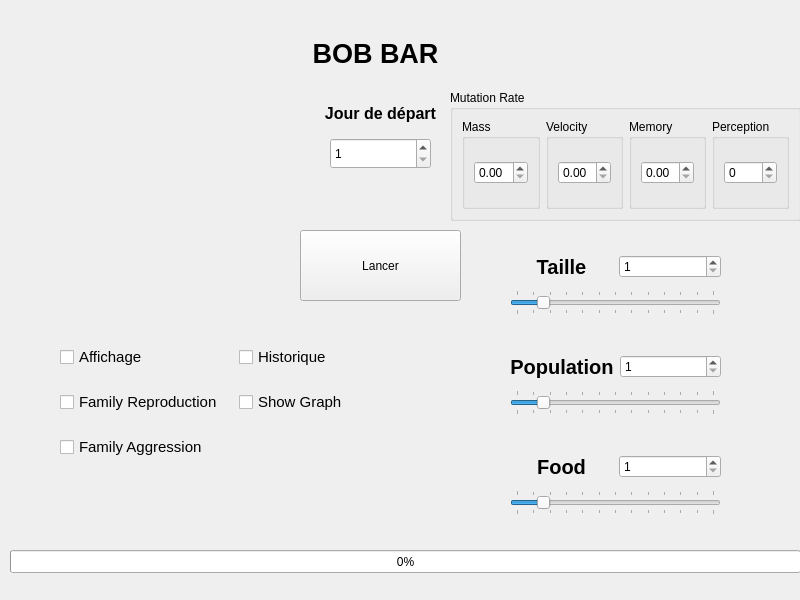
Above: view/Mainwindow.ui from yetanotherf0rked/3a_bobbar before the change. Below: the same form after it.
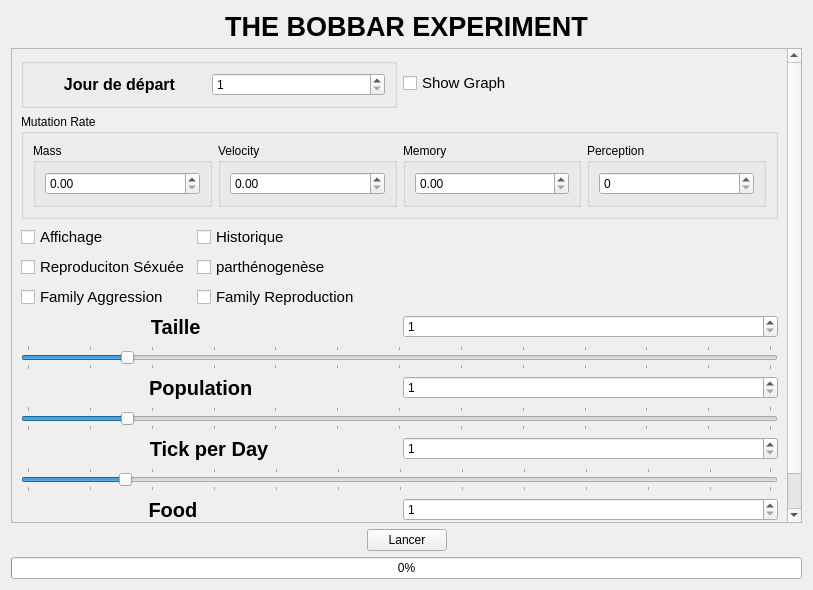
That is the form after the change.

```diff
--- a/view/Mainwindow.ui
+++ b/view/Mainwindow.ui
@@ -6,482 +6,635 @@
    <rect>
     <x>0</x>
     <y>0</y>
-    <width>800</width>
-    <height>600</height>
+    <width>813</width>
+    <height>590</height>
    </rect>
   </property>
   <property name="windowTitle">
    <string>Form</string>
   </property>
-  <widget class="QLabel" name="label_2">
-   <property name="geometry">
-    <rect>
-     <x>300</x>
-     <y>88</y>
-     <width>161</width>
-     <height>51</height>
-    </rect>
-   </property>
-   <property name="font">
-    <font>
-     <pointsize>12</pointsize>
-     <weight>75</weight>
-     <bold>true</bold>
-    </font>
-   </property>
-   <property name="text">
-    <string>Jour de départ</string>
-   </property>
-   <property name="alignment">
-    <set>Qt::AlignCenter</set>
-   </property>
-  </widget>
-  <widget class="QProgressBar" name="progressBar">
-   <property name="geometry">
-    <rect>
-     <x>10</x>
-     <y>550</y>
-     <width>791</width>
-     <height>23</height>
-    </rect>
-   </property>
-   <property name="value">
-    <number>0</number>
-   </property>
-  </widget>
-  <widget class="QPushButton" name="pushButton">
-   <property name="geometry">
-    <rect>
-     <x>300</x>
-     <y>230</y>
-     <width>161</width>
-     <height>71</height>
-    </rect>
-   </property>
-   <property name="text">
-    <string>Lancer</string>
-   </property>
-  </widget>
-  <widget class="QLabel" name="label">
-   <property name="geometry">
-    <rect>
-     <x>280</x>
-     <y>28</y>
-     <width>191</width>
-     <height>51</height>
-    </rect>
-   </property>
-   <property name="font">
-    <font>
-     <pointsize>20</pointsize>
-     <weight>75</weight>
-     <bold>true</bold>
-    </font>
-   </property>
-   <property name="text">
-    <string>BOB BAR</string>
-   </property>
-   <property name="alignment">
-    <set>Qt::AlignCenter</set>
-   </property>
-  </widget>
-  <widget class="QSpinBox" name="Day_Box">
-   <property name="geometry">
-    <rect>
-     <x>330</x>
-     <y>138</y>
-     <width>101</width>
-     <height>31</height>
-    </rect>
-   </property>
-   <property name="minimum">
-    <number>1</number>
-   </property>
-   <property name="maximum">
-    <number>100000</number>
-   </property>
-  </widget>
-  <widget class="QWidget" name="layoutWidget">
-   <property name="geometry">
-    <rect>
-     <x>60</x>
-     <y>330</y>
-     <width>351</width>
-     <height>146</height>
-    </rect>
-   </property>
-   <layout class="QGridLayout" name="gridLayout">
-    <item row="0" column="0">
-     <widget class="QCheckBox" name="affichage">
-      <property name="font">
-       <font>
-        <pointsize>11</pointsize>
-       </font>
-      </property>
-      <property name="text">
-       <string>Affichage</string>
-      </property>
-      <property name="checked">
-       <bool>false</bool>
-      </property>
-     </widget>
-    </item>
-    <item row="1" column="0">
-     <widget class="QCheckBox" name="family_Reproduction">
-      <property name="font">
-       <font>
-        <pointsize>11</pointsize>
-       </font>
-      </property>
-      <property name="text">
-       <string>Family Reproduction</string>
-      </property>
-      <property name="checked">
-       <bool>false</bool>
-      </property>
-     </widget>
-    </item>
-    <item row="2" column="0">
-     <widget class="QCheckBox" name="family_Agression">
-      <property name="font">
-       <font>
-        <pointsize>11</pointsize>
-       </font>
-      </property>
-      <property name="text">
-       <string>Family Aggression</string>
-      </property>
-      <property name="checked">
-       <bool>false</bool>
-      </property>
-     </widget>
-    </item>
-    <item row="0" column="1">
-     <widget class="QCheckBox" name="historique">
-      <property name="font">
-       <font>
-        <pointsize>11</pointsize>
-       </font>
-      </property>
-      <property name="text">
-       <string>Historique</string>
-      </property>
-      <property name="checked">
-       <bool>false</bool>
-      </property>
-     </widget>
-    </item>
-    <item row="1" column="1">
-     <widget class="QCheckBox" name="show_grpah">
-      <property name="font">
-       <font>
-        <pointsize>11</pointsize>
-       </font>
-      </property>
-      <property name="text">
-       <string>Show Graph</string>
-      </property>
-      <property name="checked">
-       <bool>false</bool>
-      </property>
-     </widget>
-    </item>
-   </layout>
-  </widget>
-  <widget class="QWidget" name="layoutWidget">
-   <property name="geometry">
-    <rect>
-     <x>510</x>
-     <y>250</y>
-     <width>211</width>
-     <height>71</height>
-    </rect>
-   </property>
-   <layout class="QVBoxLayout" name="verticalLayout">
-    <item>
-     <layout class="QGridLayout" name="gridLayout_3">
-      <item row="0" column="0">
-       <widget class="QLabel" name="label_3">
-        <property name="font">
-         <font>
-          <pointsize>15</pointsize>
-          <weight>75</weight>
-          <bold>true</bold>
-         </font>
-        </property>
-        <property name="text">
-         <string>Taille</string>
-        </property>
-        <property name="alignment">
-         <set>Qt::AlignCenter</set>
-        </property>
-       </widget>
-      </item>
-      <item row="0" column="1">
-       <widget class="QSpinBox" name="TAILLE">
-        <property name="minimum">
-         <number>1</number>
-        </property>
-        <property name="maximum">
-         <number>100000</number>
-        </property>
-       </widget>
-      </item>
-     </layout>
-    </item>
-    <item>
-     <widget class="QSlider" name="horizontalSlider">
-      <property name="focusPolicy">
-       <enum>Qt::StrongFocus</enum>
-      </property>
-      <property name="contextMenuPolicy">
-       <enum>Qt::DefaultContextMenu</enum>
-      </property>
-      <property name="maximum">
-       <number>300</number>
-      </property>
-      <property name="pageStep">
-       <number>1</number>
-      </property>
-      <property name="value">
-       <number>40</number>
-      </property>
-      <property name="orientation">
-       <enum>Qt::Horizontal</enum>
-      </property>
-      <property name="invertedAppearance">
-       <bool>false</bool>
-      </property>
-      <property name="invertedControls">
-       <bool>false</bool>
-      </property>
-      <property name="tickPosition">
-       <enum>QSlider::TicksBothSides</enum>
-      </property>
-      <property name="tickInterval">
-       <number>25</number>
-      </property>
-     </widget>
-    </item>
-   </layout>
-  </widget>
-  <widget class="QWidget" name="layoutWidget_2">
-   <property name="geometry">
-    <rect>
-     <x>510</x>
-     <y>350</y>
-     <width>211</width>
-     <height>71</height>
-    </rect>
-   </property>
-   <layout class="QVBoxLayout" name="verticalLayout_2">
-    <item>
-     <layout class="QGridLayout" name="gridLayout_4">
-      <item row="0" column="0">
-       <widget class="QLabel" name="label_4">
-        <property name="font">
-         <font>
-          <pointsize>15</pointsize>
-          <weight>75</weight>
-          <bold>true</bold>
-         </font>
-        </property>
-        <property name="text">
-         <string>Population</string>
-        </property>
-        <property name="alignment">
-         <set>Qt::AlignCenter</set>
-        </property>
-       </widget>
-      </item>
-      <item row="0" column="1">
-       <widget class="QSpinBox" name="NB_POP">
-        <property name="minimum">
-         <number>1</number>
-        </property>
-        <property name="maximum">
-         <number>100000</number>
-        </property>
-       </widget>
-      </item>
-     </layout>
-    </item>
-    <item>
-     <widget class="QSlider" name="horizontalSlider_2">
-      <property name="focusPolicy">
-       <enum>Qt::StrongFocus</enum>
-      </property>
-      <property name="contextMenuPolicy">
-       <enum>Qt::DefaultContextMenu</enum>
-      </property>
-      <property name="maximum">
-       <number>300</number>
-      </property>
-      <property name="pageStep">
-       <number>1</number>
-      </property>
-      <property name="value">
-       <number>40</number>
-      </property>
-      <property name="orientation">
-       <enum>Qt::Horizontal</enum>
-      </property>
-      <property name="invertedAppearance">
-       <bool>false</bool>
-      </property>
-      <property name="invertedControls">
-       <bool>false</bool>
-      </property>
-      <property name="tickPosition">
-       <enum>QSlider::TicksBothSides</enum>
-      </property>
-      <property name="tickInterval">
-       <number>25</number>
-      </property>
-     </widget>
-    </item>
-   </layout>
-  </widget>
-  <widget class="QWidget" name="layoutWidget_3">
-   <property name="geometry">
-    <rect>
-     <x>510</x>
-     <y>450</y>
-     <width>211</width>
-     <height>71</height>
-    </rect>
-   </property>
-   <layout class="QVBoxLayout" name="verticalLayout_3">
-    <item>
-     <layout class="QGridLayout" name="gridLayout_5">
-      <item row="0" column="0">
-       <widget class="QLabel" name="label_5">
-        <property name="font">
-         <font>
-          <pointsize>15</pointsize>
-          <weight>75</weight>
-          <bold>true</bold>
-         </font>
-        </property>
-        <property name="text">
-         <string>Food</string>
-        </property>
-        <property name="alignment">
-         <set>Qt::AlignCenter</set>
-        </property>
-       </widget>
-      </item>
-      <item row="0" column="1">
-       <widget class="QSpinBox" name="NB_FOOD">
-        <property name="minimum">
-         <number>1</number>
-        </property>
-        <property name="maximum">
-         <number>100000</number>
-        </property>
-       </widget>
-      </item>
-     </layout>
-    </item>
-    <item>
-     <widget class="QSlider" name="horizontalSlider_3">
-      <property name="focusPolicy">
-       <enum>Qt::StrongFocus</enum>
-      </property>
-      <property name="contextMenuPolicy">
-       <enum>Qt::DefaultContextMenu</enum>
-      </property>
-      <property name="maximum">
-       <number>300</number>
-      </property>
-      <property name="pageStep">
-       <number>1</number>
-      </property>
-      <property name="value">
-       <number>40</number>
-      </property>
-      <property name="orientation">
-       <enum>Qt::Horizontal</enum>
-      </property>
-      <property name="invertedAppearance">
-       <bool>false</bool>
-      </property>
-      <property name="invertedControls">
-       <bool>false</bool>
-      </property>
-      <property name="tickPosition">
-       <enum>QSlider::TicksBothSides</enum>
-      </property>
-      <property name="tickInterval">
-       <number>25</number>
-      </property>
-     </widget>
-    </item>
-   </layout>
-  </widget>
-  <widget class="QGroupBox" name="groupBox">
-   <property name="geometry">
-    <rect>
-     <x>450</x>
-     <y>90</y>
-     <width>351</width>
-     <height>131</height>
-    </rect>
-   </property>
-   <property name="title">
-    <string>Mutation Rate</string>
-   </property>
-   <layout class="QHBoxLayout" name="horizontalLayout">
-    <item>
-     <widget class="QGroupBox" name="groupBox_2">
-      <property name="title">
-       <string>Mass</string>
-      </property>
-      <layout class="QVBoxLayout" name="verticalLayout_4">
+  <layout class="QVBoxLayout" name="verticalLayout_20">
+   <item>
+    <layout class="QVBoxLayout" name="verticalLayout_19">
+     <item>
+      <layout class="QVBoxLayout" name="verticalLayout_16">
        <item>
-        <widget class="QDoubleSpinBox" name="mut_mass"/>
+        <widget class="QLabel" name="label">
+         <property name="font">
+          <font>
+           <pointsize>20</pointsize>
+           <weight>75</weight>
+           <bold>true</bold>
+          </font>
+         </property>
+         <property name="text">
+          <string>THE BOBBAR EXPERIMENT</string>
+         </property>
+         <property name="alignment">
+          <set>Qt::AlignCenter</set>
+         </property>
+        </widget>
        </item>
-      </layout>
-     </widget>
-    </item>
-    <item>
-     <widget class="QGroupBox" name="groupBox_3">
-      <property name="title">
-       <string>Velocity</string>
-      </property>
-      <layout class="QVBoxLayout" name="verticalLayout_5">
        <item>
-        <widget class="QDoubleSpinBox" name="mut_velocity"/>
+        <widget class="QScrollArea" name="scrollArea">
+         <property name="widgetResizable">
+          <bool>true</bool>
+         </property>
+         <widget class="QWidget" name="scrollAreaWidgetContents">
+          <property name="geometry">
+           <rect>
+            <x>0</x>
+            <y>0</y>
+            <width>795</width>
+            <height>493</height>
+           </rect>
+          </property>
+          <layout class="QVBoxLayout" name="verticalLayout_17">
+           <item>
+            <layout class="QHBoxLayout" name="horizontalLayout_6">
+             <item>
+              <widget class="QGroupBox" name="groupBox_6">
+               <property name="title">
+                <string/>
+               </property>
+               <layout class="QHBoxLayout" name="horizontalLayout_2">
+                <item>
+                 <widget class="QLabel" name="label_2">
+                  <property name="font">
+                   <font>
+                    <pointsize>12</pointsize>
+                    <weight>75</weight>
+                    <bold>true</bold>
+                   </font>
+                  </property>
+                  <property name="text">
+                   <string>Jour de départ</string>
+                  </property>
+                  <property name="alignment">
+                   <set>Qt::AlignCenter</set>
+                  </property>
+                 </widget>
+                </item>
+                <item>
+                 <widget class="QSpinBox" name="Day_Box">
+                  <property name="minimum">
+                   <number>1</number>
+                  </property>
+                  <property name="maximum">
+                   <number>100000</number>
+                  </property>
+                 </widget>
+                </item>
+               </layout>
+              </widget>
+             </item>
+             <item>
+              <widget class="QCheckBox" name="show_grpah">
+               <property name="font">
+                <font>
+                 <pointsize>11</pointsize>
+                </font>
+               </property>
+               <property name="text">
+                <string>Show Graph</string>
+               </property>
+               <property name="checked">
+                <bool>false</bool>
+               </property>
+              </widget>
+             </item>
+            </layout>
+           </item>
+           <item>
+            <spacer name="verticalSpacer_3">
+             <property name="orientation">
+              <enum>Qt::Vertical</enum>
+             </property>
+             <property name="sizeHint" stdset="0">
+              <size>
+               <width>20</width>
+               <height>40</height>
+              </size>
+             </property>
+            </spacer>
+           </item>
+           <item>
+            <widget class="QGroupBox" name="groupBox">
+             <property name="title">
+              <string>Mutation Rate</string>
+             </property>
+             <layout class="QHBoxLayout" name="horizontalLayout">
+              <item>
+               <widget class="QGroupBox" name="groupBox_2">
+                <property name="title">
+                 <string>Mass</string>
+                </property>
+                <layout class="QVBoxLayout" name="verticalLayout_4">
+                 <item>
+                  <widget class="QDoubleSpinBox" name="mut_mass"/>
+                 </item>
+                </layout>
+               </widget>
+              </item>
+              <item>
+               <widget class="QGroupBox" name="groupBox_3">
+                <property name="title">
+                 <string>Velocity</string>
+                </property>
+                <layout class="QVBoxLayout" name="verticalLayout_5">
+                 <item>
+                  <widget class="QDoubleSpinBox" name="mut_velocity"/>
+                 </item>
+                </layout>
+               </widget>
+              </item>
+              <item>
+               <widget class="QGroupBox" name="groupBox_5">
+                <property name="title">
+                 <string>Memory</string>
+                </property>
+                <layout class="QVBoxLayout" name="verticalLayout_7">
+                 <item>
+                  <widget class="QDoubleSpinBox" name="mut_memory"/>
+                 </item>
+                </layout>
+               </widget>
+              </item>
+              <item>
+               <widget class="QGroupBox" name="groupBox_4">
+                <property name="title">
+                 <string>Perception</string>
+                </property>
+                <layout class="QVBoxLayout" name="verticalLayout_6">
+                 <item>
+                  <widget class="QSpinBox" name="mut_perception"/>
+                 </item>
+                </layout>
+               </widget>
+              </item>
+             </layout>
+            </widget>
+           </item>
+           <item>
+            <spacer name="verticalSpacer">
+             <property name="orientation">
+              <enum>Qt::Vertical</enum>
+             </property>
+             <property name="sizeHint" stdset="0">
+              <size>
+               <width>20</width>
+               <height>20</height>
+              </size>
+             </property>
+            </spacer>
+           </item>
+           <item>
+            <layout class="QFormLayout" name="formLayout_2">
+             <item row="0" column="0">
+              <widget class="QCheckBox" name="affichage">
+               <property name="font">
+                <font>
+                 <pointsize>11</pointsize>
+                </font>
+               </property>
+               <property name="text">
+                <string>Affichage</string>
+               </property>
+               <property name="checked">
+                <bool>false</bool>
+               </property>
+              </widget>
+             </item>
+             <item row="0" column="1">
+              <widget class="QCheckBox" name="historique">
+               <property name="font">
+                <font>
+                 <pointsize>11</pointsize>
+                </font>
+               </property>
+               <property name="text">
+                <string>Historique</string>
+               </property>
+               <property name="checked">
+                <bool>false</bool>
+               </property>
+              </widget>
+             </item>
+             <item row="1" column="0">
+              <widget class="QCheckBox" name="REPRO">
+               <property name="font">
+                <font>
+                 <pointsize>11</pointsize>
+                </font>
+               </property>
+               <property name="text">
+                <string>Reproduciton Séxuée</string>
+               </property>
+               <property name="checked">
+                <bool>false</bool>
+               </property>
+              </widget>
+             </item>
+             <item row="1" column="1">
+              <widget class="QCheckBox" name="PARTH">
+               <property name="font">
+                <font>
+                 <pointsize>11</pointsize>
+                </font>
+               </property>
+               <property name="text">
+                <string>parthénogenèse </string>
+               </property>
+               <property name="checked">
+                <bool>false</bool>
+               </property>
+              </widget>
+             </item>
+             <item row="2" column="0">
+              <widget class="QCheckBox" name="family_Agression">
+               <property name="font">
+                <font>
+                 <pointsize>11</pointsize>
+                </font>
+               </property>
+               <property name="text">
+                <string>Family Aggression</string>
+               </property>
+               <property name="checked">
+                <bool>false</bool>
+               </property>
+              </widget>
+             </item>
+             <item row="2" column="1">
+              <widget class="QCheckBox" name="family_Reproduction">
+               <property name="font">
+                <font>
+                 <pointsize>11</pointsize>
+                </font>
+               </property>
+               <property name="text">
+                <string>Family Reproduction</string>
+               </property>
+               <property name="checked">
+                <bool>false</bool>
+               </property>
+              </widget>
+             </item>
+            </layout>
+           </item>
+           <item>
+            <layout class="QGridLayout" name="gridLayout">
+             <item row="3" column="0">
+              <layout class="QVBoxLayout" name="verticalLayout_15">
+               <item>
+                <layout class="QHBoxLayout" name="horizontalLayout_5">
+                 <item>
+                  <widget class="QLabel" name="label_6">
+                   <property name="font">
+                    <font>
+                     <pointsize>15</pointsize>
+                     <weight>75</weight>
+                     <bold>true</bold>
+                    </font>
+                   </property>
+                   <property name="text">
+                    <string>Tick per Day</string>
+                   </property>
+                   <property name="alignment">
+                    <set>Qt::AlignCenter</set>
+                   </property>
+                  </widget>
+                 </item>
+                 <item>
+                  <widget class="QSpinBox" name="TICK_DAY">
+                   <property name="minimum">
+                    <number>1</number>
+                   </property>
+                   <property name="maximum">
+                    <number>300</number>
+                   </property>
+                  </widget>
+                 </item>
+                </layout>
+               </item>
+               <item>
+                <widget class="QSlider" name="TICK_DAY_S">
+                 <property name="focusPolicy">
+                  <enum>Qt::StrongFocus</enum>
+                 </property>
+                 <property name="contextMenuPolicy">
+                  <enum>Qt::DefaultContextMenu</enum>
+                 </property>
+                 <property name="minimum">
+                  <number>1</number>
+                 </property>
+                 <property name="maximum">
+                  <number>300</number>
+                 </property>
+                 <property name="pageStep">
+                  <number>1</number>
+                 </property>
+                 <property name="value">
+                  <number>40</number>
+                 </property>
+                 <property name="orientation">
+                  <enum>Qt::Horizontal</enum>
+                 </property>
+                 <property name="invertedAppearance">
+                  <bool>false</bool>
+                 </property>
+                 <property name="invertedControls">
+                  <bool>false</bool>
+                 </property>
+                 <property name="tickPosition">
+                  <enum>QSlider::TicksBothSides</enum>
+                 </property>
+                 <property name="tickInterval">
+                  <number>25</number>
+                 </property>
+                </widget>
+               </item>
+              </layout>
+             </item>
+             <item row="4" column="0">
+              <layout class="QVBoxLayout" name="verticalLayout_3">
+               <item>
+                <layout class="QGridLayout" name="gridLayout_5">
+                 <item row="0" column="1">
+                  <widget class="QSpinBox" name="NB_FOOD">
+                   <property name="minimum">
+                    <number>1</number>
+                   </property>
+                   <property name="maximum">
+                    <number>100000</number>
+                   </property>
+                  </widget>
+                 </item>
+                 <item row="0" column="0">
+                  <widget class="QLabel" name="label_5">
+                   <property name="font">
+                    <font>
+                     <pointsize>15</pointsize>
+                     <weight>75</weight>
+                     <bold>true</bold>
+                    </font>
+                   </property>
+                   <property name="text">
+                    <string>Food             </string>
+                   </property>
+                   <property name="alignment">
+                    <set>Qt::AlignCenter</set>
+                   </property>
+                  </widget>
+                 </item>
+                </layout>
+               </item>
+               <item>
+                <widget class="QSlider" name="horizontalSlider_3">
+                 <property name="focusPolicy">
+                  <enum>Qt::StrongFocus</enum>
+                 </property>
+                 <property name="contextMenuPolicy">
+                  <enum>Qt::DefaultContextMenu</enum>
+                 </property>
+                 <property name="maximum">
+                  <number>300</number>
+                 </property>
+                 <property name="pageStep">
+                  <number>1</number>
+                 </property>
+                 <property name="value">
+                  <number>40</number>
+                 </property>
+                 <property name="orientation">
+                  <enum>Qt::Horizontal</enum>
+                 </property>
+                 <property name="invertedAppearance">
+                  <bool>false</bool>
+                 </property>
+                 <property name="invertedControls">
+                  <bool>false</bool>
+                 </property>
+                 <property name="tickPosition">
+                  <enum>QSlider::TicksBothSides</enum>
+                 </property>
+                 <property name="tickInterval">
+                  <number>25</number>
+                 </property>
+                </widget>
+               </item>
+              </layout>
+             </item>
+             <item row="2" column="0">
+              <layout class="QVBoxLayout" name="verticalLayout_2">
+               <item>
+                <layout class="QGridLayout" name="gridLayout_4">
+                 <item row="0" column="0">
+                  <widget class="QLabel" name="label_4">
+                   <property name="font">
+                    <font>
+                     <pointsize>15</pointsize>
+                     <weight>75</weight>
+                     <bold>true</bold>
+                    </font>
+                   </property>
+                   <property name="text">
+                    <string>Population   </string>
+                   </property>
+                   <property name="alignment">
+                    <set>Qt::AlignCenter</set>
+                   </property>
+                  </widget>
+                 </item>
+                 <item row="0" column="1">
+                  <widget class="QSpinBox" name="NB_POP">
+                   <property name="minimum">
+                    <number>1</number>
+                   </property>
+                   <property name="maximum">
+                    <number>100000</number>
+                   </property>
+                  </widget>
+                 </item>
+                </layout>
+               </item>
+               <item>
+                <widget class="QSlider" name="horizontalSlider_2">
+                 <property name="focusPolicy">
+                  <enum>Qt::StrongFocus</enum>
+                 </property>
+                 <property name="contextMenuPolicy">
+                  <enum>Qt::DefaultContextMenu</enum>
+                 </property>
+                 <property name="maximum">
+                  <number>300</number>
+                 </property>
+                 <property name="pageStep">
+                  <number>1</number>
+                 </property>
+                 <property name="value">
+                  <number>40</number>
+                 </property>
+                 <property name="orientation">
+                  <enum>Qt::Horizontal</enum>
+                 </property>
+                 <property name="invertedAppearance">
+                  <bool>false</bool>
+                 </property>
+                 <property name="invertedControls">
+                  <bool>false</bool>
+                 </property>
+                 <property name="tickPosition">
+                  <enum>QSlider::TicksBothSides</enum>
+                 </property>
+                 <property name="tickInterval">
+                  <number>25</number>
+                 </property>
+                </widget>
+               </item>
+              </layout>
+             </item>
+             <item row="1" column="0">
+              <layout class="QVBoxLayout" name="verticalLayout">
+               <item>
+                <layout class="QGridLayout" name="gridLayout_3">
+                 <item row="0" column="1">
+                  <widget class="QSpinBox" name="TAILLE">
+                   <property name="minimum">
+                    <number>1</number>
+                   </property>
+                   <property name="maximum">
+                    <number>100000</number>
+                   </property>
+                  </widget>
+                 </item>
+                 <item row="0" column="0">
+                  <widget class="QLabel" name="label_3">
+                   <property name="font">
+                    <font>
+                     <pointsize>15</pointsize>
+                     <weight>75</weight>
+                     <bold>true</bold>
+                    </font>
+                   </property>
+                   <property name="text">
+                    <string>Taille            </string>
+                   </property>
+                   <property name="alignment">
+                    <set>Qt::AlignCenter</set>
+                   </property>
+                  </widget>
+                 </item>
+                </layout>
+               </item>
+               <item>
+                <widget class="QSlider" name="horizontalSlider">
+                 <property name="focusPolicy">
+                  <enum>Qt::StrongFocus</enum>
+                 </property>
+                 <property name="contextMenuPolicy">
+                  <enum>Qt::DefaultContextMenu</enum>
+                 </property>
+                 <property name="maximum">
+                  <number>300</number>
+                 </property>
+                 <property name="pageStep">
+                  <number>1</number>
+                 </property>
+                 <property name="value">
+                  <number>40</number>
+                 </property>
+                 <property name="orientation">
+                  <enum>Qt::Horizontal</enum>
+                 </property>
+                 <property name="invertedAppearance">
+                  <bool>false</bool>
+                 </property>
+                 <property name="invertedControls">
+                  <bool>false</bool>
+                 </property>
+                 <property name="tickPosition">
+                  <enum>QSlider::TicksBothSides</enum>
+                 </property>
+                 <property name="tickInterval">
+                  <number>25</number>
+                 </property>
+                </widget>
+               </item>
+              </layout>
+             </item>
+             <item row="0" column="0">
+              <spacer name="verticalSpacer_2">
+               <property name="orientation">
+                <enum>Qt::Vertical</enum>
+               </property>
+               <property name="sizeHint" stdset="0">
+                <size>
+                 <width>20</width>
+                 <height>40</height>
+                </size>
+               </property>
+              </spacer>
+             </item>
+            </layout>
+           </item>
+          </layout>
+         </widget>
+        </widget>
        </item>
       </layout>
-     </widget>
-    </item>
-    <item>
-     <widget class="QGroupBox" name="groupBox_5">
-      <property name="title">
-       <string>Memory</string>
-      </property>
-      <layout class="QVBoxLayout" name="verticalLayout_7">
+     </item>
+     <item>
+      <layout class="QVBoxLayout" name="verticalLayout_18">
        <item>
-        <widget class="QDoubleSpinBox" name="mut_memory"/>
+        <layout class="QHBoxLayout" name="horizontalLayout_7">
+         <item>
+          <spacer name="horizontalSpacer">
+           <property name="orientation">
+            <enum>Qt::Horizontal</enum>
+           </property>
+           <property name="sizeHint" stdset="0">
+            <size>
+             <width>248</width>
+             <height>20</height>
+            </size>
+           </property>
+          </spacer>
+         </item>
+         <item>
+          <widget class="QPushButton" name="pushButton">
+           <property name="text">
+            <string>Lancer</string>
+           </property>
+          </widget>
+         </item>
+         <item>
+          <spacer name="horizontalSpacer_2">
+           <property name="orientation">
+            <enum>Qt::Horizontal</enum>
+           </property>
+           <property name="sizeHint" stdset="0">
+            <size>
+             <width>248</width>
+             <height>20</height>
+            </size>
+           </property>
+          </spacer>
+         </item>
+        </layout>
        </item>
-      </layout>
-     </widget>
-    </item>
-    <item>
-     <widget class="QGroupBox" name="groupBox_4">
-      <property name="title">
-       <string>Perception</string>
-      </property>
-      <layout class="QVBoxLayout" name="verticalLayout_6">
        <item>
-        <widget class="QSpinBox" name="mut_perception"/>
+        <widget class="QProgressBar" name="progressBar">
+         <property name="value">
+          <number>0</number>
+         </property>
+        </widget>
        </item>
       </layout>
-     </widget>
-    </item>
-   </layout>
-  </widget>
+     </item>
+    </layout>
+   </item>
+  </layout>
  </widget>
  <resources/>
  <connections>
```
Left out of the diff: 121 changed lines with no effect on the pictures.
